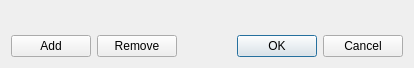
GIScience/orstools-qgis-plugin, file ORStools/gui/ORStoolsDialogConfigUI.ui: the form before one commit.
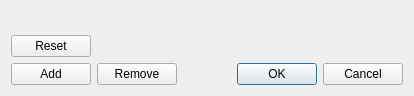
The form after the commit.

Commit message: feat: add reset button

What changed in the file:
```diff
--- a/ORStools/gui/ORStoolsDialogConfigUI.ui
+++ b/ORStools/gui/ORStoolsDialogConfigUI.ui
@@ -7,7 +7,7 @@
     <x>0</x>
     <y>0</y>
     <width>414</width>
-    <height>67</height>
+    <height>100</height>
    </rect>
   </property>
   <property name="sizePolicy">
@@ -23,6 +23,34 @@
    <property name="sizeConstraint">
     <enum>QLayout::SetMinAndMaxSize</enum>
    </property>
+   <item row="2" column="0">
+    <widget class="QPushButton" name="provider_add">
+     <property name="text">
+      <string>Add</string>
+     </property>
+    </widget>
+   </item>
+   <item row="2" column="2">
+    <widget class="QDialogButtonBox" name="buttonBox">
+     <property name="standardButtons">
+      <set>QDialogButtonBox::StandardButton::Cancel|QDialogButtonBox::StandardButton::Ok</set>
+     </property>
+    </widget>
+   </item>
+   <item row="2" column="1">
+    <widget class="QPushButton" name="provider_remove">
+     <property name="text">
+      <string>Remove</string>
+     </property>
+    </widget>
+   </item>
+   <item row="1" column="0">
+    <widget class="QPushButton" name="providers_reset">
+     <property name="text">
+      <string>Reset</string>
+     </property>
+    </widget>
+   </item>
    <item row="0" column="0" colspan="3">
     <widget class="QWidget" name="providers" native="true">
      <property name="sizePolicy">
@@ -38,27 +66,6 @@
      </layout>
     </widget>
    </item>
-   <item row="1" column="2">
-    <widget class="QDialogButtonBox" name="buttonBox">
-     <property name="standardButtons">
-      <set>QDialogButtonBox::Cancel|QDialogButtonBox::Ok</set>
-     </property>
-    </widget>
-   </item>
-   <item row="1" column="0">
-    <widget class="QPushButton" name="provider_add">
-     <property name="text">
-      <string>Add</string>
-     </property>
-    </widget>
-   </item>
-   <item row="1" column="1">
-    <widget class="QPushButton" name="provider_remove">
-     <property name="text">
-      <string>Remove</string>
-     </property>
-    </widget>
-   </item>
   </layout>
  </widget>
  <resources/>
```
Left out of the diff: 4 changed lines with no effect on the pictures. The commit also changes 2 other files.
